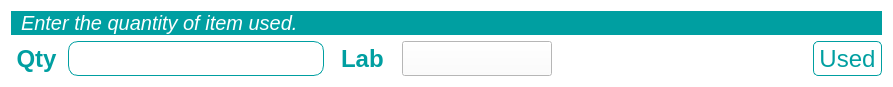
Before: the Qt Designer form app/ui/user_qty_edit_input.ui in FlicksonJ/labify, drawn with Qt 5.
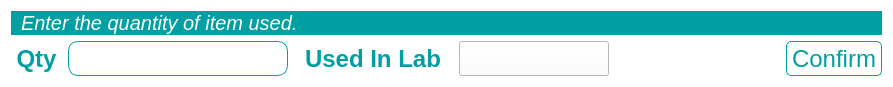
After: the same form once the commit is applied. Icons and pictures are not drawn.

Commit message: update ui - user page

```diff
--- a/app/ui/user_qty_edit_input.ui
+++ b/app/ui/user_qty_edit_input.ui
@@ -171,7 +171,7 @@
         </font>
        </property>
        <property name="text">
-        <string>Lab</string>
+        <string>Used In Lab</string>
        </property>
       </widget>
      </item>
@@ -212,7 +212,7 @@
         </font>
        </property>
        <property name="text">
-        <string>Used</string>
+        <string>Confirm</string>
        </property>
       </widget>
      </item>
```
The commit also changes 1 other file.
